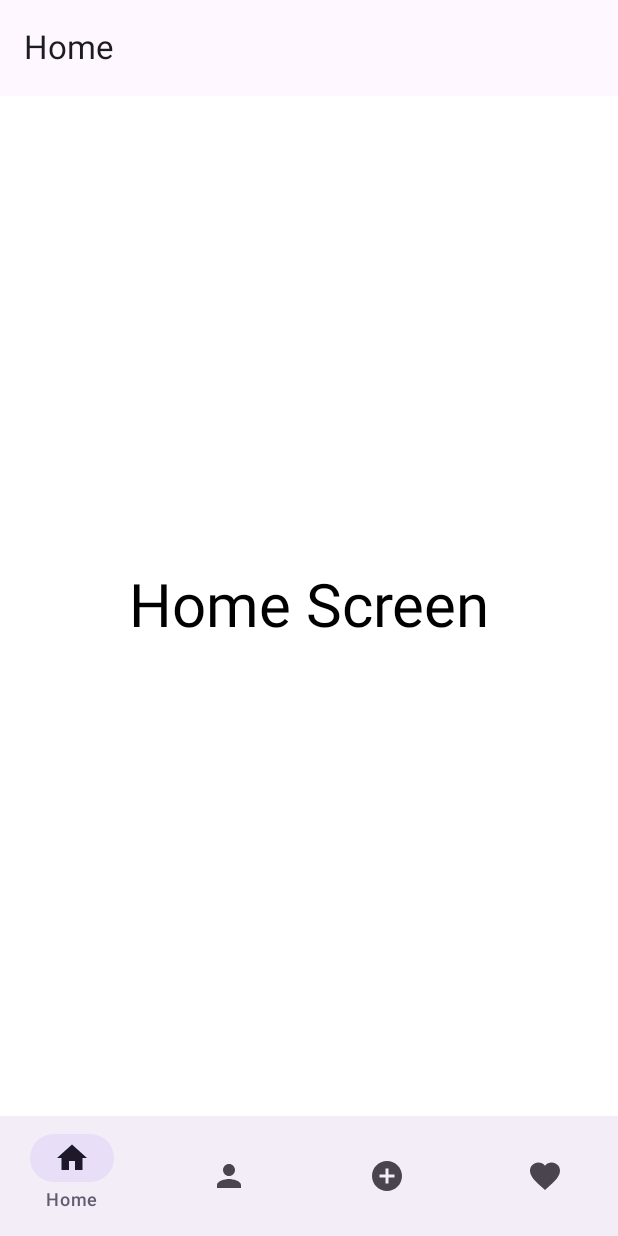
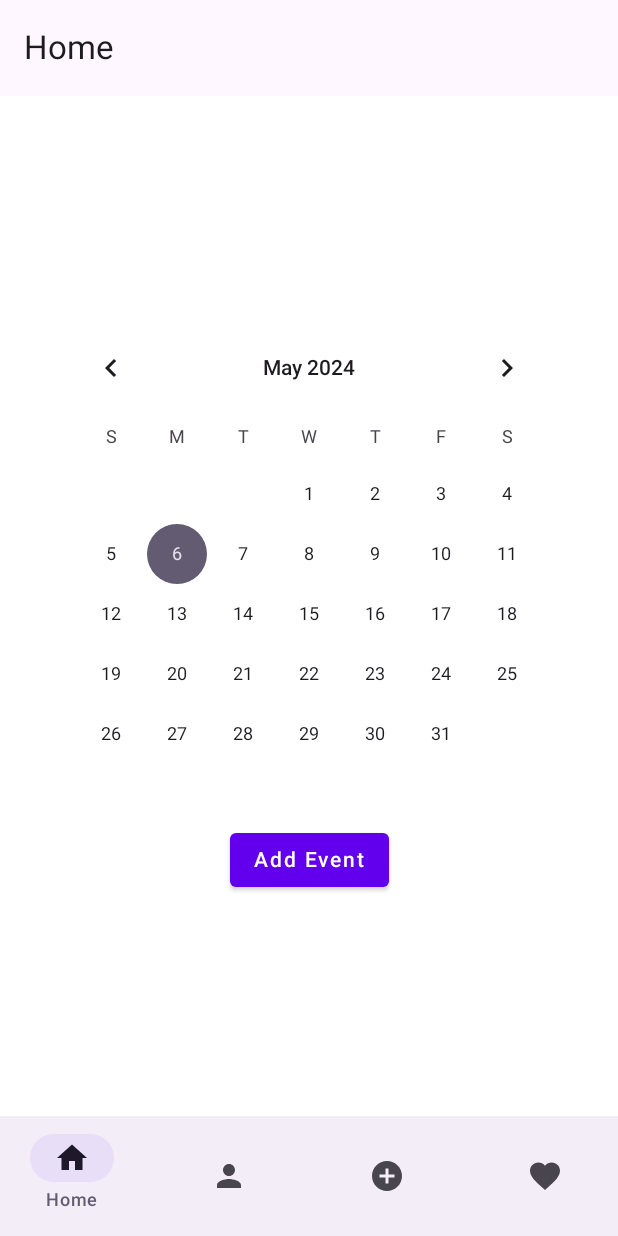
Before and after one commit to study-sorter/study-sorter, an Android app built with Jetpack Compose: the MainActivity screen opened directly, with no data from a screen before it, on a phone screen of 412 x 824 dp. Run offline under Robolectric (Android 15) with nearby library versions, the light colour scheme and no system bars; our stand-ins replace Firebase (no records; nobody signed in at launch, a user with empty details on screens opened directly).

Commit message:
dodanie kalendarza

```diff
--- a/app/build.gradle.kts
+++ b/app/build.gradle.kts
@@ -112,6 +112,9 @@ dependencies {
     implementation("io.coil-kt:coil-compose:1.4.0")
     implementation ("androidx.lifecycle:lifecycle-runtime-ktx:2.3.1")
     implementation ("androidx.lifecycle:lifecycle-livedata-ktx:2.3.1")
+    implementation ("androidx.compose.material:material:1.0.5'")
+    implementation ("androidx.compose.ui:ui-tooling:1.0.5")
+
 
 
 
--- a/app/src/main/java/com/example/studysorter/screens/HomeScreen.kt
+++ b/app/src/main/java/com/example/studysorter/screens/HomeScreen.kt
@@ -6,16 +6,24 @@ import androidx.compose.foundation.layout.Column
 import androidx.compose.foundation.layout.PaddingValues
 import androidx.compose.foundation.layout.fillMaxSize
 import androidx.compose.foundation.layout.padding
-import androidx.compose.material3.Text
+import androidx.compose.material.*
 import androidx.compose.runtime.Composable
+import androidx.compose.runtime.mutableStateOf
+import androidx.compose.runtime.remember
 import androidx.compose.ui.Alignment
 import androidx.compose.ui.Modifier
 import androidx.compose.ui.graphics.Color
 import androidx.compose.ui.unit.sp
-
+import androidx.compose.ui.viewinterop.AndroidView
+import android.widget.CalendarView
+import android.widget.CalendarView.OnDateChangeListener
+import java.util.*
 
 @Composable
 fun HomeScreen(innerPadding: PaddingValues) {
+    val calendar = remember { mutableStateOf(Calendar.getInstance()) }
+    val openDialog = remember { mutableStateOf(false) }
+
     Column(
         modifier = Modifier
             .padding(innerPadding)
@@ -24,10 +32,34 @@ fun HomeScreen(innerPadding: PaddingValues) {
         verticalArrangement = Arrangement.Center,
         horizontalAlignment = Alignment.CenterHorizontally
     ) {
-        Text(
-            text = "Home Screen",
-            fontSize = 40.sp,
-            color = Color.Black
-        )
+        AndroidView(factory = { context ->
+            CalendarView(context).apply {
+                setOnDateChangeListener(OnDateChangeListener { _, year, month, dayOfMonth ->
+                    calendar.value.set(year, month, dayOfMonth)
+                })
+            }
+        })
+
+        Button(onClick = { openDialog.value = true }) {
+            Text("Add Event")
+        }
+
+        if (openDialog.value) {
+            AlertDialog(
+                onDismissRequest = { openDialog.value = false },
+                confirmButton = {},
+                dismissButton = {},
+                text = {
+                    AndroidView(factory = { context ->
+                        CalendarView(context).apply {
+                            setOnDateChangeListener(OnDateChangeListener { _, year, month, dayOfMonth ->
+                                calendar.value.set(year, month, dayOfMonth)
+                                openDialog.value = false
+                            })
+                        }
+                    })
+                }
+            )
+        }
     }
 }
```
